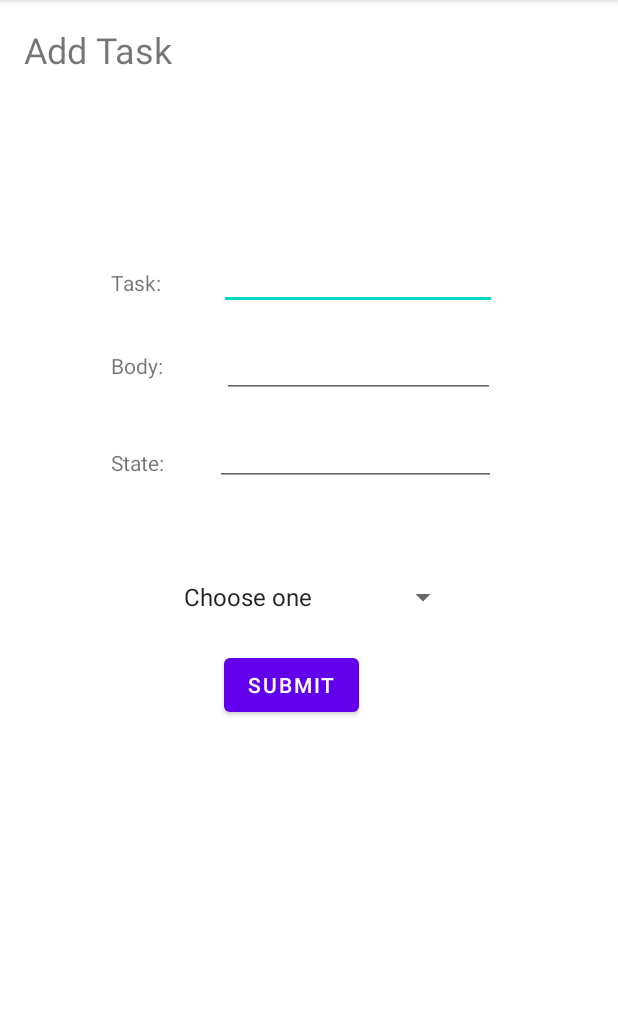
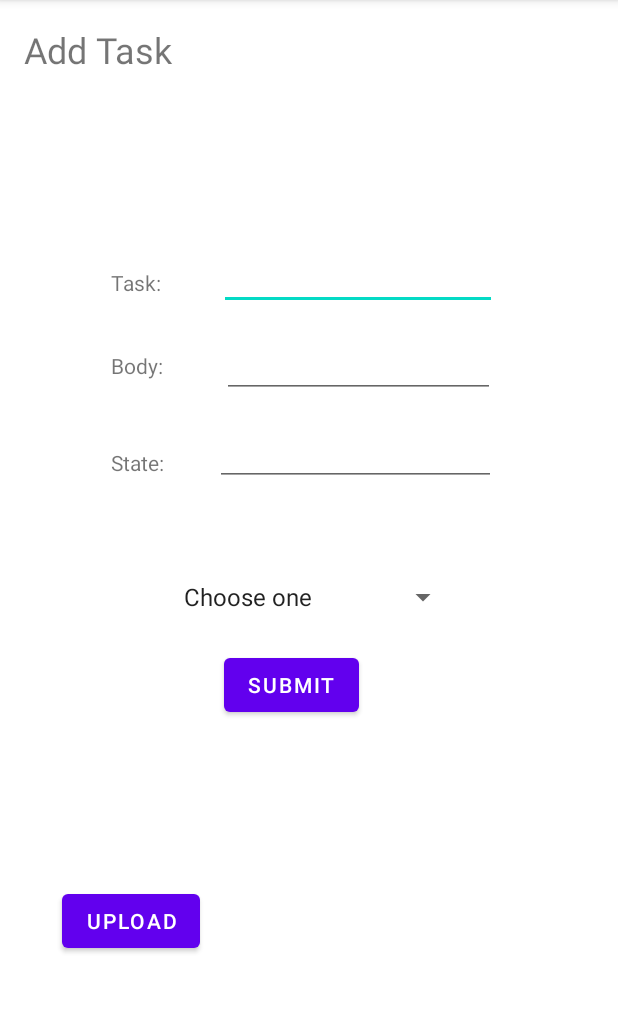
Before and after one commit to ibrahim-alhamshari/taskmaster, an Android app: the MainActivity screen opened directly, with no data from a screen before it, after a tap on "ADD TASK", on a phone screen of 412 x 824 dp, the part 84-1097 px from its top. Run offline under Robolectric (Android 15) with nearby library versions, the phone set to English and light mode, and no system bars; libraries missing offline, so code that uses them is left out: com.amplifyframework.api, com.amplifyframework.auth, com.amplifyframework.core, com.amplifyframework.storage; 8 statements that could not run were skipped.

```diff
--- a/app/build.gradle
+++ b/app/build.gradle
@@ -47,6 +47,7 @@ dependencies {
 
     coreLibraryDesugaring 'com.android.tools:desugar_jdk_libs:1.1.5'  //support for java8 features
     implementation 'com.amplifyframework:core:1.24.0'
+    implementation 'com.amplifyframework:aws-auth-cognito:1.24.0'
 
-    implementation 'com.amplifyframework:aws-auth-cognito:1.24.0'
+    implementation 'com.amplifyframework:aws-storage-s3:1.24.0'
 }
--- a/app/src/main/java/com/example/myapplication/Adapter.java
+++ b/app/src/main/java/com/example/myapplication/Adapter.java
@@ -43,6 +43,7 @@ public class Adapter extends RecyclerView.Adapter<Adapter.TaskViewHolder> {
                     intent.putExtra("title" , task.getTaskName());
                     intent.putExtra("body" , task.getBody());
                     intent.putExtra("state" , task.getState());
+                    intent.putExtra("fileData" , task.getFile());
                     view.getContext().startActivity(intent);
                 }
             });
--- a/app/src/main/java/com/example/myapplication/MainActivity.java
+++ b/app/src/main/java/com/example/myapplication/MainActivity.java
@@ -24,6 +24,7 @@ import com.amplifyframework.auth.cognito.AWSCognitoAuthPlugin;
 import com.amplifyframework.core.Amplify;
 import com.amplifyframework.datastore.AWSDataStorePlugin;
 import com.amplifyframework.datastore.generated.model.GeneratedTaskModel;
+import com.amplifyframework.storage.s3.AWSS3StoragePlugin;
 import com.example.myapplication.Authentication.Registration;
 import com.example.myapplication.Tasks.AddTask;
 
@@ -40,6 +41,21 @@ public class MainActivity extends AppCompatActivity {
         super.onCreate(savedInstanceState);
         setContentView(R.layout.activity_main);
 
+
+        try {
+            Amplify.addPlugin(new AWSS3StoragePlugin());
+
+            Amplify.addPlugin(new AWSApiPlugin());
+            Amplify.addPlugin(new AWSDataStorePlugin());
+            // Add this line, to include the Auth plugin.
+            Amplify.addPlugin(new AWSCognitoAuthPlugin());
+            Amplify.configure(getApplicationContext());
+            Log.i("Tutorial", "Initialized Amplify");
+        } catch (AmplifyException failure) {
+            Log.e("Tutorial", "Could not initialize Amplify", failure);
+        }
+
+
 //*********************************************************Start Registration WithWebUI *******************************************************
 
 
@@ -49,8 +65,9 @@ public class MainActivity extends AppCompatActivity {
 //                error -> Log.e("AuthQuickStart", error.toString())
 //        );
 
-//*********************************************************Start Registration WithWebUI *******************************************************
+//*********************************************************End Registration WithWebUI *******************************************************
 
+//*********************************************************Start LogOut *******************************************************
         Button button= findViewById(R.id.logOutButton);
         button.setOnClickListener(new View.OnClickListener() {
             @Override
@@ -64,7 +81,6 @@ public class MainActivity extends AppCompatActivity {
                 startActivity(intent);
             }
         });
-
 //*********************************************************End LogOut *******************************************************
 
 
@@ -76,7 +92,7 @@ public class MainActivity extends AppCompatActivity {
         );
 
 
-        setAdapter();
+        renderTheTasks();
 
         Button addTaskButton = findViewById(R.id.addTaskButton);
         Button settingsSaveButton = findViewById(R.id.homePageSettingsButton);
@@ -101,7 +117,9 @@ public class MainActivity extends AppCompatActivity {
 
     }
 
-    private void setAdapter(){
+
+
+    private void renderTheTasks(){
         recyclerView= findViewById(R.id.mainPageRecyclerView);
         RecyclerView.LayoutManager layoutManager = new LinearLayoutManager(this);
         recyclerView.setLayoutManager(layoutManager);
@@ -121,11 +139,9 @@ public class MainActivity extends AppCompatActivity {
 
                     for (GeneratedTaskModel todo : response.getData()) {
                         Log.i("MyAmplifyApp", todo.getTaskName());
-                        System.out.println("===================================================+: " + teamNameFromSetting.getClass().getSimpleName());
                         if(todo.getTeam() != null){
                             if(teamNameFromSetting.equals(todo.getTeam().getName())){
                                 taskList.add(todo);
-                                System.out.println(" ======================================+: " + teamNameFromSetting +" 00 "+ todo.getTeam().getName());
                             }
                         }
 
--- a/app/src/main/res/layout/activity_add_task.xml
+++ b/app/src/main/res/layout/activity_add_task.xml
@@ -120,4 +120,16 @@
         app:layout_constraintVertical_bias="0.52"
         tools:ignore="SpeakableTextPresentCheck" />
 
+    <Button
+        android:id="@+id/uploadFile"
+        android:layout_width="wrap_content"
+        android:layout_height="wrap_content"
+        android:text="Upload"
+        app:layout_constraintBottom_toBottomOf="parent"
+        app:layout_constraintEnd_toEndOf="parent"
+        app:layout_constraintHorizontal_bias="0.129"
+        app:layout_constraintStart_toStartOf="parent"
+        app:layout_constraintTop_toTopOf="parent"
+        app:layout_constraintVertical_bias="0.819" />
+
 </androidx.constraintlayout.widget.ConstraintLayout>
```
Also changed, not shown: app/src/main/java/com/example/myapplication/Authentication/Registration.java (+27 -17 lines), app/src/main/java/com/example/myapplication/Tasks/AddTask.java (+56 -0 lines), app/src/main/java/com/example/myapplication/Tasks/TaskDetail.java (+21 -0 lines), app/src/main/res/layout/activity_task_detail.xml (+12 -0 lines), app/src/main/java/com/amplifyframework/datastore/generated/model/AmplifyModelProvider.java, app/src/main/java/com/amplifyframework/datastore/generated/model/GeneratedTaskModel.java, 7 other files.
